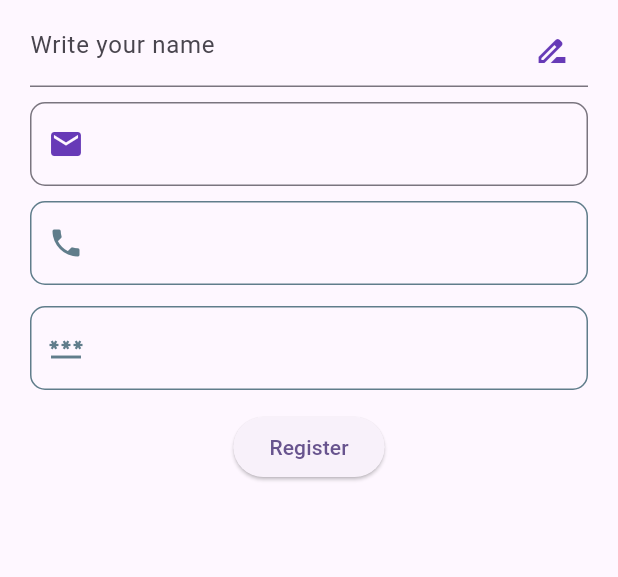
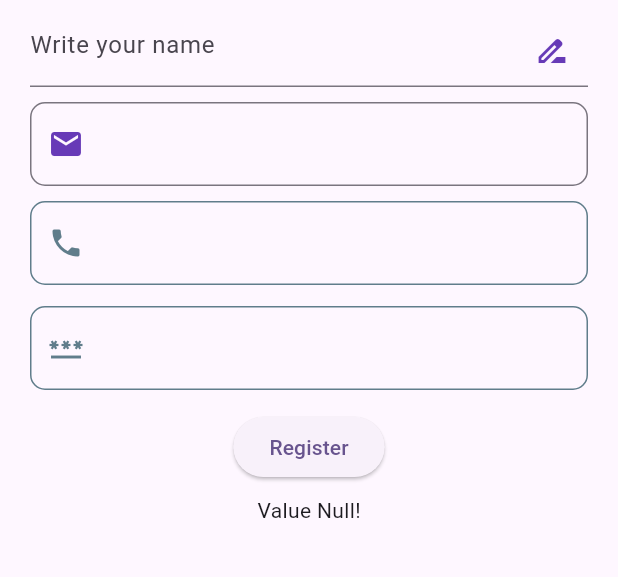
Before and after one commit to sajolkk/Flutter-basic, a Flutter app: the screen it shows after launch, on a phone screen of 412 x 824 dp, the part 84-661 px from its top. Run offline on Flutter 3.47's test engine with Material 2 defaults, Android fonts, the phone set to English and light mode, and no system bars; our stand-ins replace font_awesome_flutter, shared_preferences; missing offline and left inert: dart:ffi.

Commit message:
form update

```diff
--- a/form/lib/main.dart
+++ b/form/lib/main.dart
@@ -1,4 +1,5 @@
 import 'package:flutter/material.dart';
+import 'package:shared_preferences/shared_preferences.dart';
 
 void main() {
   runApp(const MyApp());
@@ -60,6 +61,16 @@ class _MyHomePageState extends State<MyHomePage> {
   var email = TextEditingController();
   var phone = TextEditingController();
   var password = TextEditingController();
+
+  static const String KEYNAME = "name";
+
+  var showName = "Value Null";
+
+  @override
+  void initState() {
+    getName();
+  }
+
   @override
   Widget build(BuildContext context) {
     // This method is rerun every time setState is called, for instance as done
@@ -182,17 +193,40 @@ class _MyHomePageState extends State<MyHomePage> {
 
               Padding(
                 padding: const EdgeInsets.only(top: 10.0),
-                child: ElevatedButton(onPressed: (){
+                child: ElevatedButton(onPressed: () async {
                   String inputName = name.text.toString();
                   String inputPassword = password.text;
                   String inputEmail = email.text;
                   String inputPhone = phone.text;
                   print("Name: $inputName \nE-mail: $inputEmail \nPhone: $inputPhone \nPassword: $inputPassword");
+
+                  var prefers = await SharedPreferences.getInstance();
+                  prefers.setString(KEYNAME, inputName);
+
+                  setState(() {
+                    getName();
+                  });
                 }, child: Text('Register')),
+              ),
+
+              Padding(
+                padding: const EdgeInsets.all(8.0),
+                child: Container(
+                  child: Text(showName),
+                ),
               )
             ],
           )
       ))
     );
   }
+
+  Future<void> getName() async {
+    var prefer = await SharedPreferences.getInstance();
+    var getName = prefer.getString(KEYNAME);
+
+    setState(() {
+      showName = getName ?? "Value Null!";
+    });
+  }
 }
--- a/form/pubspec.yaml
+++ b/form/pubspec.yaml
@@ -35,6 +35,7 @@ dependencies:
   # The following adds the Cupertino Icons font to your application.
   # Use with the CupertinoIcons class for iOS style icons.
   cupertino_icons: ^1.0.2
+  shared_preferences: ^2.2.1
 
 dev_dependencies:
   flutter_test:
```
Also changed, not shown: form/pubspec.lock, 1 other file.
